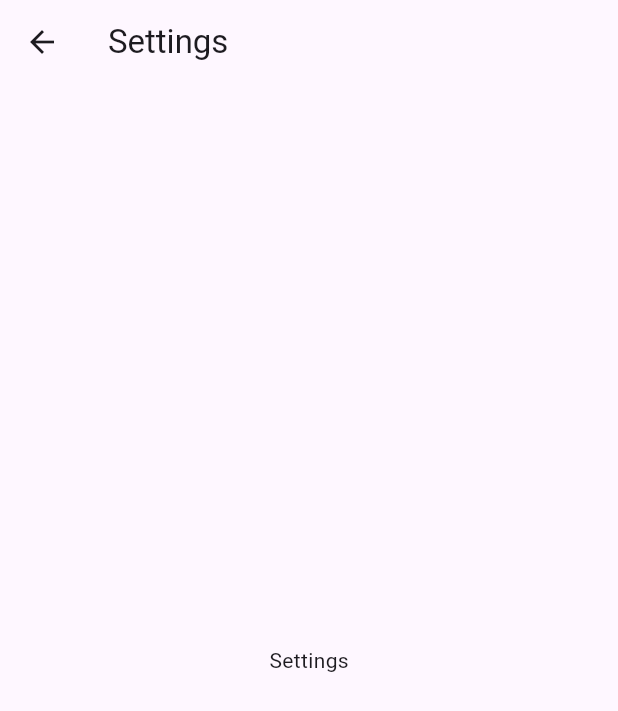
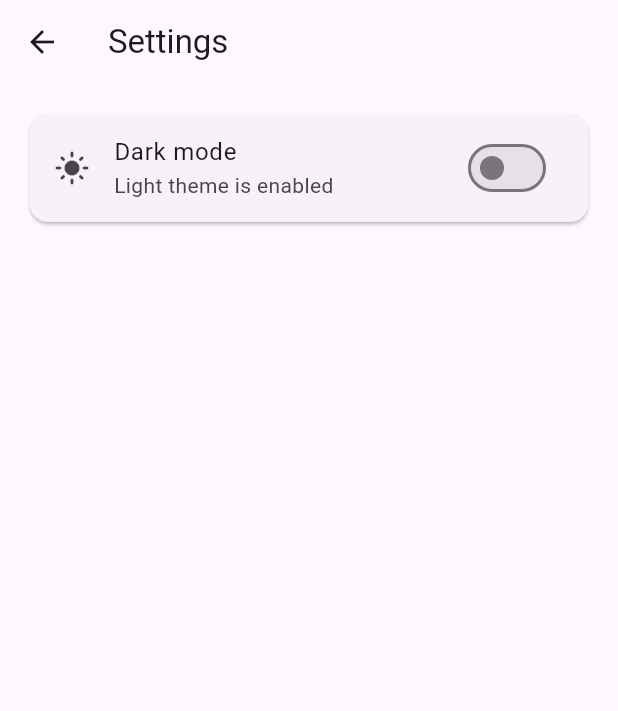
Before and after one commit to ararrrr/sena_advmobrogAY2627, a Flutter app: the screen it shows after launch, after a tap on the "settings" icon, on a phone screen of 412 x 824 dp. Shown: the top 711 px of the screen. Run offline on Flutter 3.47's test engine with Material 3 defaults, Android fonts, the phone set to English and light mode, and no system bars; our stand-ins replace flutter_dotenv, flutter_screenutil; network calls fail.

Commit message:
Implement lab activity 2 enhancements

```diff
--- a/sena_mobile/lib/screens/product_screen.dart
+++ b/sena_mobile/lib/screens/product_screen.dart
@@ -4,6 +4,7 @@ import 'package:flutter_screenutil/flutter_screenutil.dart';
 import '../models/product_model.dart';
 import '../services/product_service.dart';
 import '../widgets/custom_text.dart';
+import 'product_details_screen.dart';
 
 class ProductScreen extends StatefulWidget {
   const ProductScreen({super.key});
@@ -14,11 +15,19 @@ class ProductScreen extends StatefulWidget {
 
 class _ProductScreenState extends State<ProductScreen> {
   late final Future<List<Product>> _productsFuture;
+  final TextEditingController _searchController = TextEditingController();
+  String _searchQuery = '';
 
   @override
   void initState() {
     super.initState();
     _productsFuture = ProductService().getAllProducts();
+  }
+
+  @override
+  void dispose() {
+    _searchController.dispose();
+    super.dispose();
   }
 
   @override
@@ -29,17 +38,28 @@ class _ProductScreenState extends State<ProductScreen> {
         child: Column(
           crossAxisAlignment: CrossAxisAlignment.start,
           children: [
-            Container(
-              width: 1.sw,
-              padding: EdgeInsets.symmetric(horizontal: 16.w, vertical: 12.h),
-              decoration: BoxDecoration(
+            // Enhancement 1: Search products by title, category, or brand.
+            TextField(
+              controller: _searchController,
+              onChanged: (value) {
+                setState(() => _searchQuery = value.trim().toLowerCase());
+              },
+              decoration: InputDecoration(
+                hintText: 'Search products',
+                prefixIcon: const Icon(Icons.search),
+                suffixIcon: _searchQuery.isEmpty
+                    ? null
+                    : IconButton(
+                        tooltip: 'Clear search',
+                        onPressed: () {
+                          _searchController.clear();
+                          setState(() => _searchQuery = '');
+                        },
+                        icon: const Icon(Icons.clear),
+                      ),
+                border: OutlineInputBorder(
                   borderRadius: BorderRadius.circular(12.r),
-                border: Border.all(),
                 ),
-              child: CustomText(
-                text: 'Search',
-                fontSize: 20.sp,
-                fontWeight: FontWeight.bold,
               ),
             ),
             SizedBox(height: 16.h),
@@ -65,7 +85,14 @@ class _ProductScreenState extends State<ProductScreen> {
                   );
                 }
 
-                final products = snapshot.data ?? const <Product>[];
+                final allProducts = snapshot.data ?? const <Product>[];
+                final products = allProducts.where((product) {
+                  if (_searchQuery.isEmpty) return true;
+
+                  return product.title.toLowerCase().contains(_searchQuery) ||
+                      product.category.toLowerCase().contains(_searchQuery) ||
+                      product.brand.toLowerCase().contains(_searchQuery);
+                }).toList();
                 if (products.isEmpty) {
                   return Center(
                     child: CustomText(
@@ -88,7 +115,18 @@ class _ProductScreenState extends State<ProductScreen> {
                   itemBuilder: (context, index) {
                     final product = products[index];
 
-                    return Card(
+                    // Enhancement 2: Open a details page when a card is tapped.
+                    return InkWell(
+                      borderRadius: BorderRadius.circular(12.r),
+                      onTap: () {
+                        Navigator.of(context).push(
+                          MaterialPageRoute(
+                            builder: (context) =>
+                                ProductDetailsScreen(product: product),
+                          ),
+                        );
+                      },
+                      child: Card(
                         elevation: 2,
                         clipBehavior: Clip.antiAlias,
                         shape: RoundedRectangleBorder(
@@ -126,11 +164,14 @@ class _ProductScreenState extends State<ProductScreen> {
                                         '\$${product.price.toStringAsFixed(2)}',
                                     fontSize: 13.sp,
                                     fontWeight: FontWeight.w600,
+                                    color:
+                                        Theme.of(context).colorScheme.primary,
                                   ),
                                 ],
                               ),
                             ),
                           ],
+                        ),
                       ),
                     );
                   },
--- a/sena_mobile/lib/screens/settings_screen.dart
+++ b/sena_mobile/lib/screens/settings_screen.dart
@@ -1,13 +1,39 @@
 import 'package:flutter/material.dart';
+import 'package:flutter_screenutil/flutter_screenutil.dart';
+import 'package:provider/provider.dart';
+
+import '../providers/theme_provider.dart';
 
 class SettingsScreen extends StatelessWidget {
   const SettingsScreen({super.key});
 
   @override
   Widget build(BuildContext context) {
+    final themeProvider = context.watch<ThemeProvider>();
+
     return Scaffold(
       appBar: AppBar(title: const Text('Settings')),
-      body: const Center(child: Text('Settings')),
+      body: ListView(
+        padding: EdgeInsets.all(16.r),
+        children: [
+          // Enhancement 3: The app-wide theme switch lives in Settings.
+          Card(
+            child: SwitchListTile(
+              secondary: Icon(
+                themeProvider.isDark ? Icons.dark_mode : Icons.light_mode,
+              ),
+              title: const Text('Dark mode'),
+              subtitle: Text(
+                themeProvider.isDark
+                    ? 'Dark theme is enabled'
+                    : 'Light theme is enabled',
+              ),
+              value: themeProvider.isDark,
+              onChanged: (_) => themeProvider.toggleTheme(),
+            ),
+          ),
+        ],
+      ),
     );
   }
 }
```
Also changed, not shown: sena_mobile/lib/screens/product_details_screen.dart (added, +122 -0 lines), 1 other file. Lines whose indentation alone changed are shown as unchanged.
